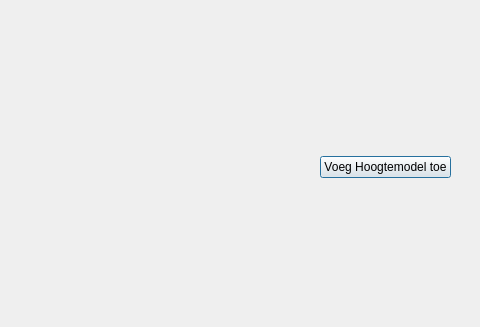
This is ui_geopunt4QgisElevation.ui in warrieka/geopunt4Qgis as Qt 5 draws it before an edit; both pictures show x 94 to 574 and y 0 to 327 of the 574 by 419 pixel window. The edited form follows.
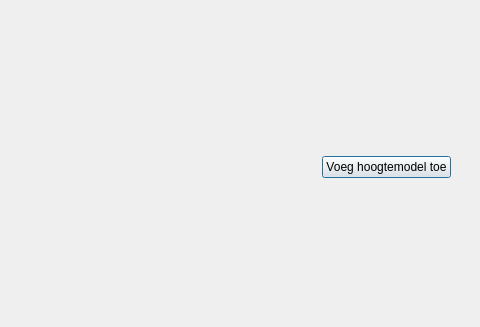
This is the edited form. Icons and pictures are not drawn.

What changed in the file:
```diff
--- a/ui_geopunt4QgisElevation.ui
+++ b/ui_geopunt4QgisElevation.ui
@@ -64,7 +64,7 @@
             </sizepolicy>
            </property>
            <property name="text">
-            <string>Voeg Hoogtemodel toe</string>
+            <string>Voeg hoogtemodel toe</string>
            </property>
           </widget>
          </item>
```
